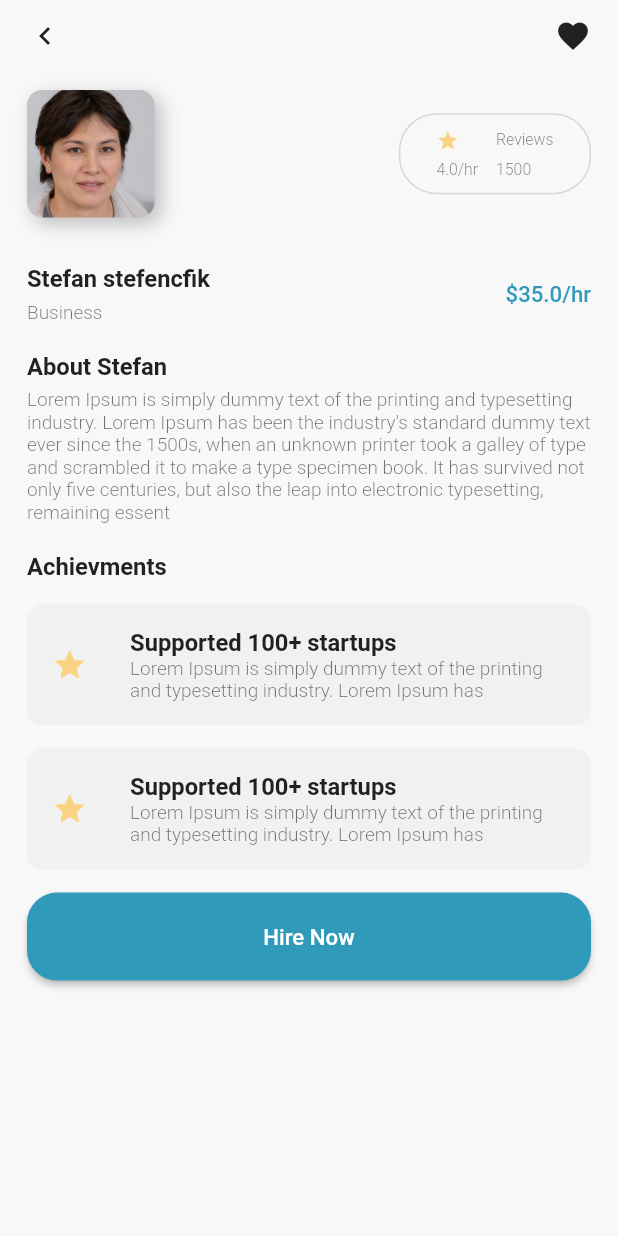
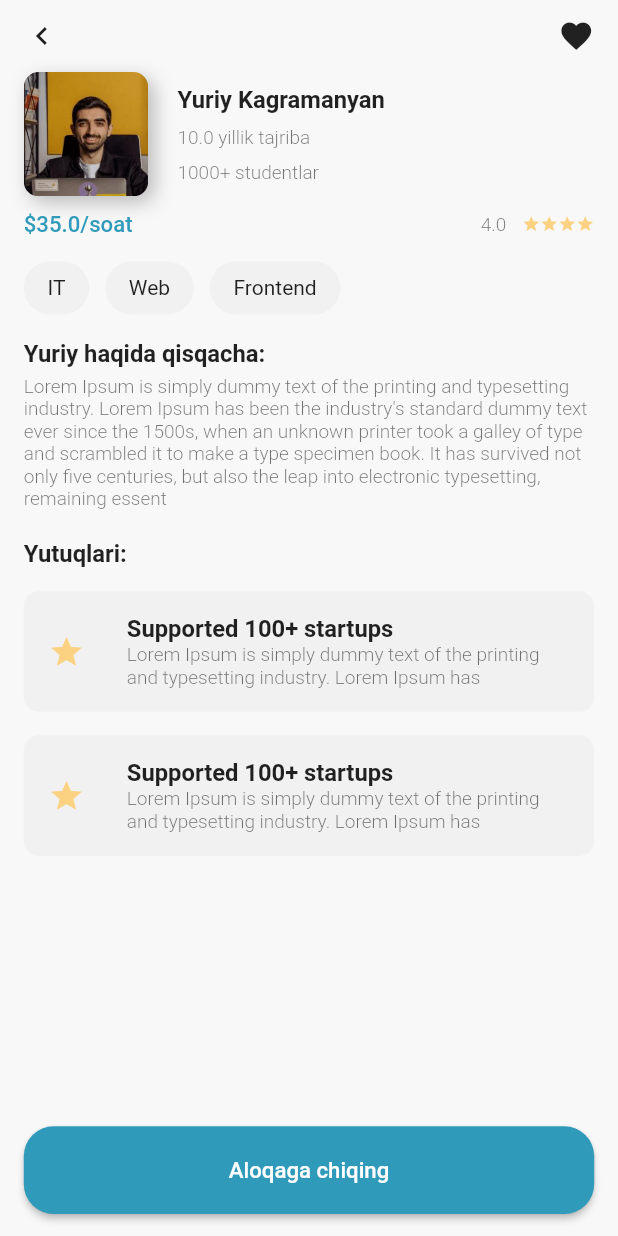
Before and after one commit to AsadbekDeveloper/mentor_finder, a Flutter app: the MentorPage screen opened directly with sample values from the repository, on a phone screen of 412 x 824 dp. Run offline on Flutter 3.47's test engine with Material 2 defaults, Android fonts, the phone set to English and light mode, and no system bars; our stand-ins replace bloc, cloud_firestore, equatable, firebase_auth, firebase_core, flutter_bloc and 4 more; accounts and stored records are empty.

Commit message:
Adding dummy data

```diff
--- a/lib/helper/text.dart
+++ b/lib/helper/text.dart
@@ -16,7 +16,7 @@ final linkWhite = TextStyle(
 );
 final ratingText = TextStyle(
   fontWeight: FontWeight.w300,
-  fontSize: 10.sp,
+  fontSize: 12.sp,
   color: Colors.black54,
 );
 final h2 = TextStyle(
--- a/lib/model/mentor_model.dart
+++ b/lib/model/mentor_model.dart
@@ -2,15 +2,18 @@
 class MentorModel {
   final String name;
   final String image;
-  final String type;
+  final List<String> tags;
   final double ratings;
+  final double experience;
+  final String studentCount;
   final double price;
   MentorModel({
     required this.name,
     required this.image,
-    required this.type,
+    required this.tags,
     required this.ratings,
+    required this.experience,
+    required this.studentCount,
     required this.price,
   });
-
 }
--- a/lib/screens/mentor_info/achievements.dart
+++ b/lib/screens/mentor_info/achievements.dart
@@ -15,7 +15,7 @@ class Achievements extends StatelessWidget {
       crossAxisAlignment: CrossAxisAlignment.start,
       children: <Widget>[
         Text(
-          "Achievments",
+          "Yutuqlari:",
           style: h3,
         ),
         SizedBox(height: 16.h),
--- a/lib/screens/mentor_info/mentor_description.dart
+++ b/lib/screens/mentor_info/mentor_description.dart
@@ -2,8 +2,10 @@ import 'package:flutter/material.dart';
 import 'package:flutter_screenutil/flutter_screenutil.dart';
 import 'package:mentor_finder/helper/text.dart';
 
+import '../../helper/color.dart';
 import '../../helper/constants.dart';
 import '../../model/mentor_model.dart';
+import '../../widget/ratings.dart';
 
 class MentorDescription extends StatelessWidget {
   const MentorDescription({
@@ -17,33 +19,105 @@ class MentorDescription extends StatelessWidget {
   Widget build(BuildContext context) {
     return Column(
       crossAxisAlignment: CrossAxisAlignment.start,
-        children: <Widget>[
+      children: [
         Row(
-            children: <Widget>[
-              Column(
+          children: [
+            Container(
+              height: 85.h,
+              width: 85.h,
+              decoration: BoxDecoration(
+                borderRadius: BorderRadius.circular(10),
+                image: DecorationImage(
+                  image: AssetImage(model.image),
+                ),
+                boxShadow: <BoxShadow>[
+                  BoxShadow(
+                    blurRadius: 10,
+                    color: Colors.grey.shade400,
+                    offset: const Offset(4, 4),
+                  ),
+                ],
+              ),
+            ),
+            SizedBox(
+              width: 20.h,
+            ),
+            Container(
+              padding: EdgeInsets.symmetric(vertical: 5.h),
+              height: 85.h,
+              child: Column(
+                mainAxisAlignment: MainAxisAlignment.spaceAround,
                 crossAxisAlignment: CrossAxisAlignment.start,
-                children: <Widget>[
+                children: [
                   Text(
                     model.name,
                     style: h3,
                   ),
-                  SizedBox(height: 5.h),
                   Text(
-                    model.type,
+                    "${model.experience} yillik tajriba",
+                    style: b4,
+                  ),
+                  Text(
+                    "${model.studentCount} studentlar",
                     style: b4,
                   ),
                 ],
               ),
-              const Spacer(),
-              Text(
-                "\$${model.price}/hr",
-                style: paymentText,
             ),
           ],
         ),
-          SizedBox(height: 20.h),
+        SizedBox(
+          height: 10.h,
+        ),
+        Row(
+          crossAxisAlignment: CrossAxisAlignment.center,
+          mainAxisAlignment: MainAxisAlignment.spaceBetween,
+          children: [
             Text(
-            "About ${model.name.split(" ")[0]}",
+              "\$${model.price}/soat",
+              style: paymentText,
+            ),
+            Row(
+              crossAxisAlignment: CrossAxisAlignment.center,
+              children: <Widget>[
+                Text(
+                  model.ratings.toString(),
+                  style: ratingText,
+                ),
+                SizedBox(width: 10.w),
+                Ratings(rating: model.ratings),
+              ],
+            ),
+          ],
+        ),
+        SizedBox(
+          height: 70.h,
+          child: ListView.separated(
+            shrinkWrap: true,
+            scrollDirection: Axis.horizontal,
+            itemCount: model.tags.length,
+            itemBuilder: (context, index) => Center(
+              child: Container(
+                padding: EdgeInsets.symmetric(
+                  horizontal: 15.w,
+                  vertical: 10.h,
+                ),
+                decoration: BoxDecoration(
+                  color: maingrey.withOpacity(.1),
+                  borderRadius: BorderRadius.circular(20),
+                ),
+                child: Text(
+                  model.tags[index],
+                ),
+              ),
+            ),
+            separatorBuilder: (context, index) => SizedBox(
+              width: 10.w,
+            ),
+          ),
+        ),
+        Text(
+          "${model.name.split(" ")[0]} haqida qisqacha:",
           style: h3,
         ),
         SizedBox(height: 5.h),
@@ -51,6 +125,7 @@ class MentorDescription extends StatelessWidget {
           Constants.description.substring(0, 350),
           style: b4,
         ),
-        ]);
+      ],
+    );
   }
 }
--- a/lib/screens/mentor_info/mentor_info.dart
+++ /dev/null
@@ -1,151 +0,0 @@
-import 'package:flutter/material.dart';
-import 'package:flutter_screenutil/flutter_screenutil.dart';
-import 'package:mentor_finder/helper/text.dart';
-import 'package:mentor_finder/screens/mentor_info/mentor_description.dart';
-import '/helper/color.dart';
-import '/model/mentor_model.dart';
-
-import 'achievements.dart';
-
-class MentorPage extends StatelessWidget {
-  const MentorPage({super.key, required this.model});
-  final MentorModel model;
-
-  @override
-  Widget build(BuildContext context) {
-    return Scaffold(
-      body: SafeArea(
-        child: Padding(
-          padding: const EdgeInsets.symmetric(horizontal: 18),
-          child: SingleChildScrollView(
-            child: Column(
-              crossAxisAlignment: CrossAxisAlignment.start,
-              children: <Widget>[
-                Row(
-                  children: <Widget>[
-                    GestureDetector(
-                      onTap: () {
-                        Navigator.pop(context);
-                      },
-                      child: Container(
-                        padding: const EdgeInsets.symmetric(vertical: 12),
-                        child: const Icon(Icons.keyboard_arrow_left),
-                      ),
-                    ),
-                    const Spacer(),
-                    const Icon(Icons.favorite),
-                  ],
-                ),
-                Padding(
-                  padding: const EdgeInsets.symmetric(vertical: 12),
-                  child: GestureDetector(
-                    onTap: () {
-                      Navigator.push(
-                        context,
-                        MaterialPageRoute(
-                          builder: (context) => MentorPage(
-                            model: MentorModel(
-                              name: "Stefan stefencfik",
-                              image: "assets/images/face_1.jpg",
-                              type: "Business",
-                              price: 35,
-                              ratings: 4,
-                            ),
-                          ),
-                        ),
-                      );
-                    },
-                    child: Row(
-                      children: <Widget>[
-                        Container(
-                          height: 85,
-                          width: 85,
-                          decoration: BoxDecoration(
-                            borderRadius: BorderRadius.circular(10),
-                            image: DecorationImage(
-                              image: AssetImage(model.image),
-                            ),
-                            boxShadow: <BoxShadow>[
-                              BoxShadow(
-                                blurRadius: 10,
-                                color: Colors.grey.shade400,
-                                offset: const Offset(4, 4),
-                              ),
-                            ],
-                          ),
-                        ),
-                        const Spacer(),
-                        Container(
-                            padding: const EdgeInsets.symmetric(
-                                horizontal: 24, vertical: 10),
-                            decoration: BoxDecoration(
-                              border:
-                                  Border.all(color: maingrey.withOpacity(.5)),
-                              borderRadius: BorderRadius.circular(25),
-                            ),
-                            child: Row(
-                              children: <Widget>[
-                                Column(
-                                  crossAxisAlignment: CrossAxisAlignment.start,
-                                  children: <Widget>[
-                                    const Icon(Icons.star,
-                                        color: mainyellow, size: 15),
-                                    SizedBox(height: 5.h),
-                                    Text(
-                                      "${model.ratings}/hr",
-                                      style: ratingText,
-                                    ),
-                                  ],
-                                ),
-                                const SizedBox(width: 12),
-                                Column(
-                                  crossAxisAlignment: CrossAxisAlignment.start,
-                                  mainAxisAlignment:
-                                      MainAxisAlignment.spaceAround,
-                                  children: <Widget>[
-                                    Text(
-                                      "Reviews",
-                                      style: ratingText,
-                                    ),
-                                    SizedBox(height: 8.h),
-                                    Text(
-                                      "1500",
-                                      style: ratingText,
-                                    ),
-                                  ],
-                                ),
-                              ],
-                            ))
-                      ],
-                    ),
-                  ),
-                ),
-                SizedBox(height: 20.h),
-                MentorDescription(model: model),
-                SizedBox(height: 20.h),
-                const Achievements(),
-                ElevatedButton(
-                  onPressed: () {},
-                  style: ElevatedButton.styleFrom(
-                    backgroundColor: mainblue,
-                    shape: RoundedRectangleBorder(
-                        borderRadius: BorderRadius.circular(20)),
-                  ),
-                  child: Container(
-                    height: 60.h,
-                    alignment: Alignment.center,
-                    child: Text(
-                      "Hire Now",
-                      style: linkWhite,
-                    ),
-                  ),
-                ),
-                SizedBox(height: 20.h),
-              ],
-            ),
-          ),
-        ),
-      ),
-    );
-  }
-}
--- /dev/null
+++ b/lib/screens/mentor_info/mentor_page.dart
@@ -0,0 +1,74 @@
+import 'package:flutter/material.dart';
+import 'package:flutter_screenutil/flutter_screenutil.dart';
+import 'package:mentor_finder/helper/constants.dart';
+import 'package:mentor_finder/helper/text.dart';
+import 'package:mentor_finder/screens/mentor_info/mentor_description.dart';
+import '/helper/color.dart';
+import '/model/mentor_model.dart';
+
+import 'achievements.dart';
+
+class MentorPage extends StatelessWidget {
+  const MentorPage({super.key, required this.model});
+  final MentorModel model;
+
+  @override
+  Widget build(BuildContext context) {
+    return Scaffold(
+      body: SafeArea(
+        child: Padding(
+          padding: EdgeInsets.only(
+            left: 15.w,
+            right: 15.w,
+            bottom: 15.h,
+          ),
+          child: Column(
+            children: [
+              Expanded(
+                child: Column(
+                  crossAxisAlignment: CrossAxisAlignment.start,
+                  children: <Widget>[
+                    Row(
+                      children: <Widget>[
+                        GestureDetector(
+                          onTap: () {
+                            Navigator.pop(context);
+                          },
+                          child: Container(
+                            padding: const EdgeInsets.symmetric(vertical: 12),
+                            child: const Icon(Icons.keyboard_arrow_left),
+                          ),
+                        ),
+                        const Spacer(),
+                        const Icon(Icons.favorite),
+                      ],
+                    ),
+                    MentorDescription(model: model),
+                    SizedBox(height: 20.h),
+                    const Achievements(),
+                  ],
+                ),
+              ),
+              ElevatedButton(
+                onPressed: () {},
+                style: ElevatedButton.styleFrom(
+                  backgroundColor: mainblue,
+                  shape: RoundedRectangleBorder(
+                      borderRadius: BorderRadius.circular(20)),
+                ),
+                child: Container(
+                  height: 60.h,
+                  alignment: Alignment.center,
+                  child: Text(
+                    "Aloqaga chiqing",
+                    style: linkWhite,
+                  ),
+                ),
+              ),
+            ],
+          ),
+        ),
+      ),
+    );
+  }
+}
```
Also changed, not shown: lib/helper/constants.dart (+27 -21 lines), lib/screens/home/categories.dart (deleted, +0 -46 lines), lib/screens/home/home_page.dart (+1 -10 lines), lib/widget/mentor_card.dart (+9 -6 lines), assets/images/DH.jpg (added), assets/images/TO.jpg (added), assets/images/YK.jpg (added), assets/images/face_1.jpg (deleted), assets/images/face_2.jpg (deleted), assets/images/face_3.jpg (deleted), assets/images/face_4.jpg (deleted), assets/images/face_5.jpg (deleted). Lines whose indentation alone changed are shown as unchanged.
